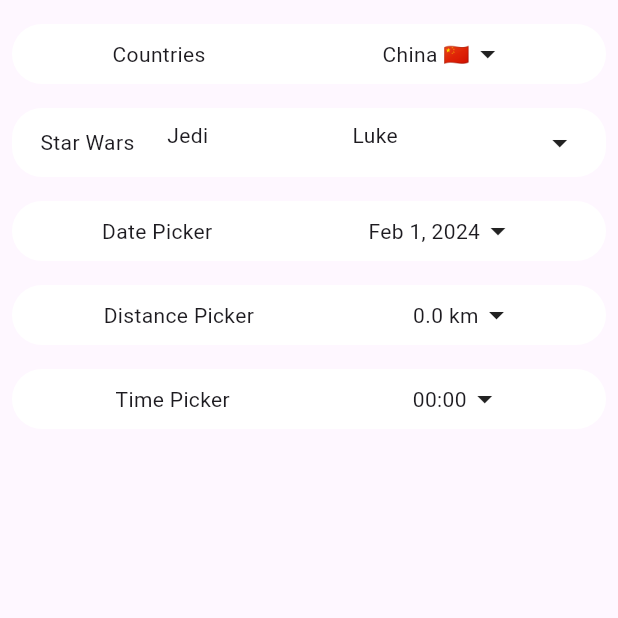
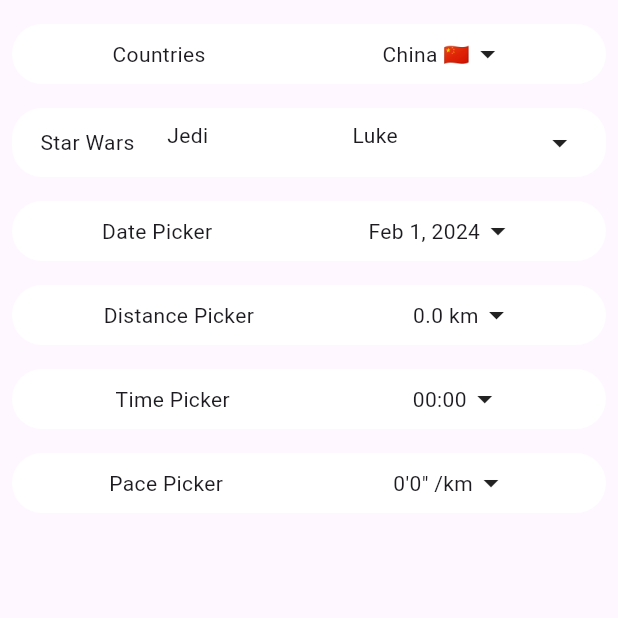
Before and after one commit to fanjin-z/dropdown_wheel_picker, a Flutter app: the screen it shows after launch, on a phone screen of 412 x 824 dp, the top half of it. Run offline on Flutter 3.47's test engine with Material 3 defaults, Android fonts, the phone set to English and light mode, and no system bars.

Commit message:
Impl pace picker

```diff
--- a/example/lib/main.dart
+++ b/example/lib/main.dart
@@ -84,6 +84,11 @@ class _MyHomePageState extends State<MyHomePage> {
               DropdownTimePicker(
                 pickerTitle: Text('Time Picker'),
                 onChanged: (value) => print(value),
+              ),
+              SizedBox(height: 16),
+              DropdownPacePicker(
+                pickerTitle: Text('Pace Picker'),
+                onChanged: (value) => print(value),
               )
             ],
           )),
--- a/lib/dropdown_wheel_picker.dart
+++ b/lib/dropdown_wheel_picker.dart
@@ -2,3 +2,4 @@ export 'src/item_picker.dart';
 export 'src/datetime_picker.dart';
 export 'src/distance_picker.dart';
 export 'src/time_picker.dart';
+export 'src/pace_picker.dart';
--- /dev/null
+++ b/lib/src/pace_picker.dart
@@ -0,0 +1,171 @@
+import 'package:dropdown_wheel_picker/src/scroll_view.dart';
+import 'package:flutter/material.dart';
+
+class DropdownPacePicker extends StatefulWidget {
+  const DropdownPacePicker(
+      {super.key,
+      required this.pickerTitle,
+      this.onChanged,
+      this.scrollWheelHeight = 100,
+      this.backgroundColor = Colors.white});
+
+  final Widget pickerTitle;
+  final ValueChanged<Pace>? onChanged;
+  final double scrollWheelHeight;
+  final Color backgroundColor;
+
+  @override
+  State<DropdownPacePicker> createState() => _DropdownPacePickerState();
+}
+
+class _DropdownPacePickerState extends State<DropdownPacePicker> {
+  bool isToggle = false;
+  Pace pace = Pace(Duration(), '/km');
+  int selectedMinute = 0;
+  int selectedSecond = 0;
+  ScrollController minuteCtrl = FixedExtentScrollController(initialItem: 0);
+  ScrollController secondCtrl = FixedExtentScrollController(initialItem: 0);
+
+  @override
+  void initState() {
+    super.initState();
+  }
+
+  @override
+  Widget build(BuildContext context) {
+    return Container(
+      decoration: BoxDecoration(
+        color: widget.backgroundColor,
+        borderRadius: BorderRadius.circular(20),
+      ),
+      child: Padding(
+        padding: const EdgeInsets.all(8.0),
+        child: Column(
+          children: [
+            GestureDetector(
+              behavior: HitTestBehavior.translucent,
+              onTap: () => setState(() {
+                isToggle = !isToggle;
+              }),
+              child: Row(
+                mainAxisAlignment: MainAxisAlignment.spaceAround,
+                children: [
+                  widget.pickerTitle,
+                  Row(children: [
+                    Text('$selectedMinute\'$selectedSecond" ${pace.unit}'),
+                    isToggle
+                        ? Icon(Icons.arrow_drop_up)
+                        : Icon(Icons.arrow_drop_down)
+                  ]),
+                ],
+              ),
+            ),
+            Visibility(
+                visible: isToggle,
+                child: Column(children: [
+                  Divider(),
+                  Row(
+                    children: [
+                      Text('Unit Selection'),
+                      Expanded(
+                        child: ListTile(
+                            contentPadding: EdgeInsets.all(0),
+                            horizontalTitleGap: 0,
+                            title: Text('/km'),
+                            leading: Radio(
+                                value: '/km',
+                                groupValue: pace.unit,
+                                onChanged: (String? unit) {
+                                  if (unit != null) {
+                                    setState(() {
+                                      pace.unit = unit;
+                                    });
+                                    if (widget.onChanged != null) {
+                                      widget.onChanged!(pace);
+                                    }
+                                  }
+                                })),
+                      ),
+                      Expanded(
+                        child: ListTile(
+                            contentPadding: EdgeInsets.all(0),
+                            horizontalTitleGap: 0,
+                            title: Text('/mi'),
+                            leading: Radio(
+                                value: '/mi',
+                                groupValue: pace.unit,
+                                onChanged: (String? unit) {
+                                  if (unit != null) {
+                                    setState(() {
+                                      pace.unit = unit;
+                                    });
+                                    if (widget.onChanged != null) {
+                                      widget.onChanged!(pace);
+                                    }
+                                  }
+                                })),
+                      ),
+                    ],
+                  ),
+                  SizedBox(
+                    height: widget.scrollWheelHeight,
+                    child: ListView(
+                      scrollDirection: Axis.horizontal,
+                      children: [
+                        ItemScrollView(
+                            key: PageStorageKey(widget.pickerTitle.hashCode),
+                            width: MediaQuery.of(context).size.width / 2,
+                            controller: minuteCtrl,
+                            items:
+                                List.generate(25, (index) => Text('$index\'')),
+                            onChanged: (index) {
+                              setState(() {
+                                selectedMinute = index;
+                                pace.duration = Duration(
+                                    minutes: selectedMinute,
+                                    seconds: selectedSecond);
+                              });
+                              if (widget.onChanged != null) {
+                                widget.onChanged!(pace);
+                              }
+                            }),
+                        ItemScrollView(
+                            key:
+                                PageStorageKey(widget.pickerTitle.hashCode + 1),
+                            width: MediaQuery.of(context).size.width / 2,
+                            controller: secondCtrl,
+                            items:
+                                List.generate(60, (index) => Text('$index"')),
+                            onChanged: (index) {
+                              setState(() {
+                                selectedSecond = index;
+                                pace.duration = Duration(
+                                    minutes: selectedMinute,
+                                    seconds: selectedSecond);
+                              });
+                              if (widget.onChanged != null) {
+                                widget.onChanged!(pace);
+                              }
+                            }),
+                      ],
+                    ),
+                  )
+                ]))
+          ],
+        ),
+      ),
+    );
+  }
+}
+
+class Pace {
+  Duration duration;
+  String unit;
+
+  Pace(this.duration, this.unit);
+
+  @override
+  String toString() {
+    return '${duration.toString()} $unit';
+  }
+}
```
